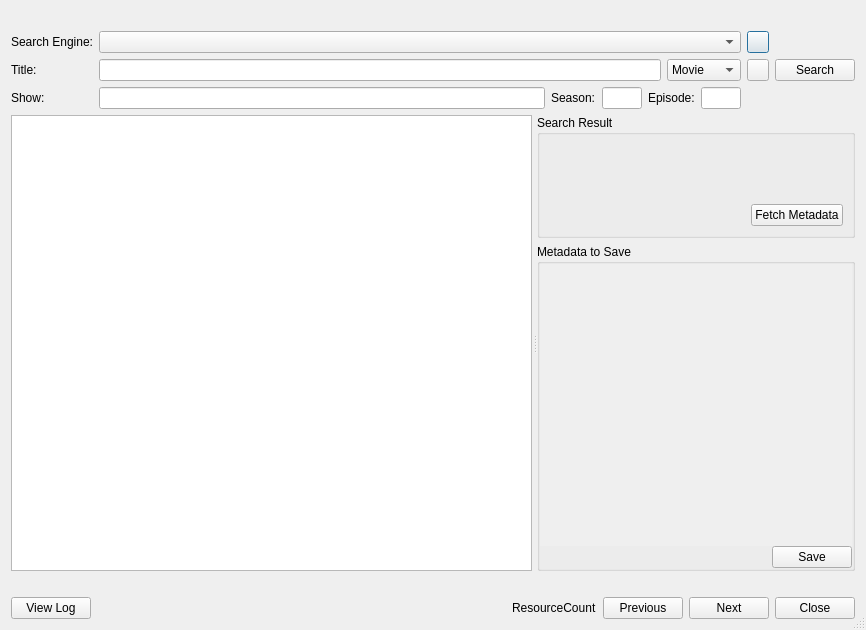
Qt form lib/ui/fetcherdialog.ui (KDE/nepomuk-webminer) before a commit.
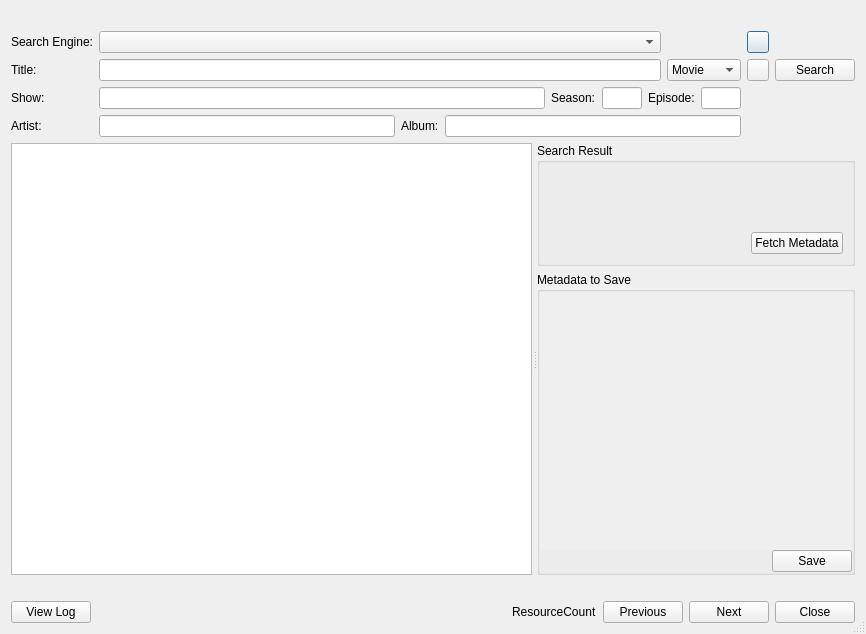
The same form after that commit. Custom widgets are drawn as their Qt base class.

Patch:
```diff
--- a/lib/ui/fetcherdialog.ui
+++ b/lib/ui/fetcherdialog.ui
@@ -7,7 +7,7 @@
     <x>0</x>
     <y>0</y>
     <width>866</width>
-    <height>630</height>
+    <height>632</height>
    </rect>
   </property>
   <property name="windowTitle">
@@ -39,7 +39,7 @@
        </property>
       </widget>
      </item>
-     <item row="0" column="1" colspan="2">
+     <item row="0" column="1">
       <widget class="KComboBox" name="comboBoxSearchEngine"/>
      </item>
      <item row="0" column="3">
@@ -149,6 +149,30 @@
        </property>
       </widget>
      </item>
+     <item row="3" column="0">
+      <widget class="QLabel" name="labelArtist">
+       <property name="text">
+        <string>Artist:</string>
+       </property>
+      </widget>
+     </item>
+     <item row="3" column="1" colspan="2">
+      <layout class="QHBoxLayout" name="horizontalLayout_5">
+       <item>
+        <widget class="QLineEdit" name="lineEditArtist"/>
+       </item>
+       <item>
+        <widget class="QLabel" name="labelAlbum">
+         <property name="text">
+          <string>Album:</string>
+         </property>
+        </widget>
+       </item>
+       <item>
+        <widget class="QLineEdit" name="lineEditAlbum"/>
+       </item>
+      </layout>
+     </item>
      <item row="2" column="1" colspan="2">
       <layout class="QHBoxLayout" name="horizontalLayout_3">
        <item>
@@ -336,8 +360,8 @@
               <rect>
                <x>0</x>
                <y>0</y>
-               <width>361</width>
-               <height>260</height>
+               <width>362</width>
+               <height>231</height>
               </rect>
              </property>
              <layout class="QVBoxLayout" name="verticalLayout_5">
```
